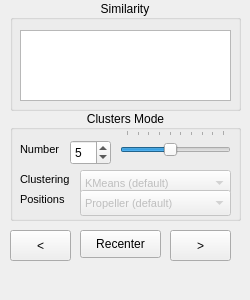
Before: the Qt Designer form libs/gui-osg-qt/ACBrowserControlsClustersDockWidgetQt.ui in MediaCycle/MediaCycle, drawn with Qt 5.
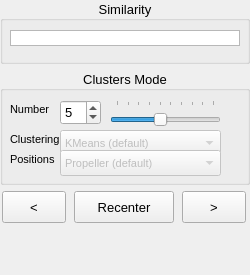
After: the same form once the commit is applied.

Commit message: The list of features in the browser controls dock widget is now automatically resized along the number of features.

The edit to the form file:
```diff
--- a/libs/gui-osg-qt/ACBrowserControlsClustersDockWidgetQt.ui
+++ b/libs/gui-osg-qt/ACBrowserControlsClustersDockWidgetQt.ui
@@ -7,7 +7,7 @@
     <x>0</x>
     <y>0</y>
     <width>250</width>
-    <height>300</height>
+    <height>275</height>
    </rect>
   </property>
   <property name="sizePolicy">
@@ -19,13 +19,13 @@
   <property name="minimumSize">
    <size>
     <width>250</width>
-    <height>300</height>
+    <height>250</height>
    </size>
   </property>
   <property name="maximumSize">
    <size>
     <width>250</width>
-    <height>300</height>
+    <height>2000</height>
    </size>
   </property>
   <property name="baseSize">
@@ -34,6 +34,11 @@
     <height>300</height>
    </size>
   </property>
+  <property name="font">
+   <font>
+    <pointsize>10</pointsize>
+   </font>
+  </property>
   <property name="features">
    <set>QDockWidget::DockWidgetClosable</set>
   </property>
@@ -44,34 +49,63 @@
    <string>Browser Controls</string>
   </property>
   <widget class="QWidget" name="dockWidgetContents">
-   <widget class="QPushButton" name="pushButtonRecenter">
-    <property name="geometry">
-     <rect>
-      <x>80</x>
-      <y>230</y>
-      <width>81</width>
-      <height>28</height>
-     </rect>
-    </property>
-    <property name="text">
-     <string>Recenter</string>
-    </property>
-   </widget>
-   <widget class="QGroupBox" name="groupBoxSimilarity">
+   <property name="sizePolicy">
+    <sizepolicy hsizetype="MinimumExpanding" vsizetype="MinimumExpanding">
+     <horstretch>0</horstretch>
+     <verstretch>0</verstretch>
+    </sizepolicy>
+   </property>
+   <property name="minimumSize">
+    <size>
+     <width>250</width>
+     <height>200</height>
+    </size>
+   </property>
+   <property name="maximumSize">
+    <size>
+     <width>250</width>
+     <height>2000</height>
+    </size>
+   </property>
+   <property name="baseSize">
+    <size>
+     <width>250</width>
+     <height>0</height>
+    </size>
+   </property>
+   <widget class="QWidget" name="verticalLayoutWidget">
     <property name="geometry">
      <rect>
-      <x>10</x>
+      <x>0</x>
       <y>0</y>
-      <width>231</width>
-      <height>111</height>
+      <width>455</width>
+      <height>262</height>
      </rect>
     </property>
+    <layout class="QVBoxLayout" name="verticalLayout">
+     <property name="sizeConstraint">
+      <enum>QLayout::SetFixedSize</enum>
+     </property>
+     <item>
+      <widget class="QGroupBox" name="groupBoxSimilarity">
     <property name="sizePolicy">
-     <sizepolicy hsizetype="MinimumExpanding" vsizetype="MinimumExpanding">
+        <sizepolicy hsizetype="Fixed" vsizetype="Fixed">
       <horstretch>0</horstretch>
       <verstretch>0</verstretch>
      </sizepolicy>
     </property>
+       <property name="minimumSize">
+        <size>
+         <width>250</width>
+         <height>64</height>
+        </size>
+       </property>
+       <property name="maximumSize">
+        <size>
+         <width>250</width>
+         <height>1000</height>
+        </size>
+       </property>
     <property name="title">
      <string>Similarity</string>
     </property>
@@ -83,16 +117,28 @@
       <rect>
        <x>10</x>
        <y>30</y>
-       <width>211</width>
-       <height>71</height>
+          <width>230</width>
+          <height>16</height>
       </rect>
      </property>
      <property name="sizePolicy">
-      <sizepolicy hsizetype="MinimumExpanding" vsizetype="MinimumExpanding">
+         <sizepolicy hsizetype="Fixed" vsizetype="Fixed">
        <horstretch>0</horstretch>
        <verstretch>0</verstretch>
       </sizepolicy>
      </property>
+        <property name="minimumSize">
+         <size>
+          <width>230</width>
+          <height>16</height>
+         </size>
+        </property>
+        <property name="maximumSize">
+         <size>
+          <width>230</width>
+          <height>1000</height>
+         </size>
+        </property>
      <property name="toolTip">
       <string>when loading media files or pre-computed features (acl files), the available features will appear here</string>
      </property>
@@ -110,40 +156,20 @@
      </property>
     </widget>
    </widget>
-   <widget class="QPushButton" name="pushButtonBack">
-    <property name="geometry">
-     <rect>
-      <x>10</x>
-      <y>230</y>
-      <width>61</width>
-      <height>31</height>
-     </rect>
-    </property>
-    <property name="text">
-     <string>&lt;</string>
-    </property>
-   </widget>
-   <widget class="QPushButton" name="pushButtonForward">
-    <property name="geometry">
-     <rect>
-      <x>170</x>
-      <y>230</y>
-      <width>61</width>
-      <height>31</height>
-     </rect>
-    </property>
-    <property name="text">
-     <string>&gt;</string>
-    </property>
-   </widget>
+     </item>
+     <item>
    <widget class="QGroupBox" name="groupBoxClusters">
-    <property name="geometry">
-     <rect>
-      <x>10</x>
-      <y>110</y>
-      <width>231</width>
-      <height>111</height>
-     </rect>
+       <property name="sizePolicy">
+        <sizepolicy hsizetype="Fixed" vsizetype="Fixed">
+         <horstretch>0</horstretch>
+         <verstretch>0</verstretch>
+        </sizepolicy>
+       </property>
+       <property name="minimumSize">
+        <size>
+         <width>250</width>
+         <height>115</height>
+        </size>
     </property>
     <property name="title">
      <string>Clusters Mode</string>
@@ -151,6 +177,9 @@
     <property name="alignment">
      <set>Qt::AlignCenter</set>
     </property>
+       <property name="flat">
+        <bool>false</bool>
+       </property>
     <widget class="QLabel" name="labelClustersNumber">
      <property name="geometry">
       <rect>
@@ -175,9 +204,9 @@
      </property>
      <property name="geometry">
       <rect>
-       <x>70</x>
+          <x>60</x>
        <y>60</y>
-       <width>151</width>
+          <width>161</width>
        <height>26</height>
       </rect>
      </property>
@@ -234,9 +263,9 @@
      </property>
      <property name="geometry">
       <rect>
-       <x>70</x>
+          <x>60</x>
        <y>80</y>
-       <width>151</width>
+          <width>161</width>
        <height>26</height>
       </rect>
      </property>
@@ -260,6 +289,11 @@
        <height>25</height>
       </rect>
      </property>
+        <property name="font">
+         <font>
+          <pointsize>10</pointsize>
+         </font>
+        </property>
      <property name="minimum">
       <number>1</number>
      </property>
@@ -274,7 +308,7 @@
      <property name="geometry">
       <rect>
        <x>110</x>
-       <y>20</y>
+          <y>30</y>
        <width>111</width>
        <height>31</height>
       </rect>
@@ -298,6 +332,83 @@
       <number>1</number>
      </property>
     </widget>
+       <zorder>comboBoxClustersMethod</zorder>
+       <zorder>labelClustersMethod</zorder>
+       <zorder>labelClustersPositions</zorder>
+       <zorder>comboBoxClustersPositions</zorder>
+       <zorder>spinBoxClusters</zorder>
+       <zorder>sliderClusters</zorder>
+       <zorder>labelClustersNumber</zorder>
+      </widget>
+     </item>
+     <item>
+      <layout class="QHBoxLayout" name="horizontalLayout">
+       <property name="sizeConstraint">
+        <enum>QLayout::SetFixedSize</enum>
+       </property>
+       <item>
+        <widget class="QPushButton" name="pushButtonBack">
+         <property name="minimumSize">
+          <size>
+           <width>32</width>
+           <height>32</height>
+          </size>
+         </property>
+         <property name="maximumSize">
+          <size>
+           <width>64</width>
+           <height>32</height>
+          </size>
+         </property>
+         <property name="font">
+          <font>
+           <pointsize>10</pointsize>
+          </font>
+         </property>
+         <property name="text">
+          <string>&lt;</string>
+         </property>
+        </widget>
+       </item>
+       <item>
+        <widget class="QPushButton" name="pushButtonRecenter">
+         <property name="maximumSize">
+          <size>
+           <width>100</width>
+           <height>32</height>
+          </size>
+         </property>
+         <property name="font">
+          <font>
+           <pointsize>10</pointsize>
+          </font>
+         </property>
+         <property name="text">
+          <string>Recenter</string>
+         </property>
+        </widget>
+       </item>
+       <item>
+        <widget class="QPushButton" name="pushButtonForward">
+         <property name="maximumSize">
+          <size>
+           <width>64</width>
+           <height>32</height>
+          </size>
+         </property>
+         <property name="font">
+          <font>
+           <pointsize>10</pointsize>
+          </font>
+         </property>
+         <property name="text">
+          <string>&gt;</string>
+         </property>
+        </widget>
+       </item>
+      </layout>
+     </item>
+    </layout>
    </widget>
   </widget>
  </widget>
```
Lines whose indentation alone changed are shown as unchanged. The commit also changes 2 other files.
